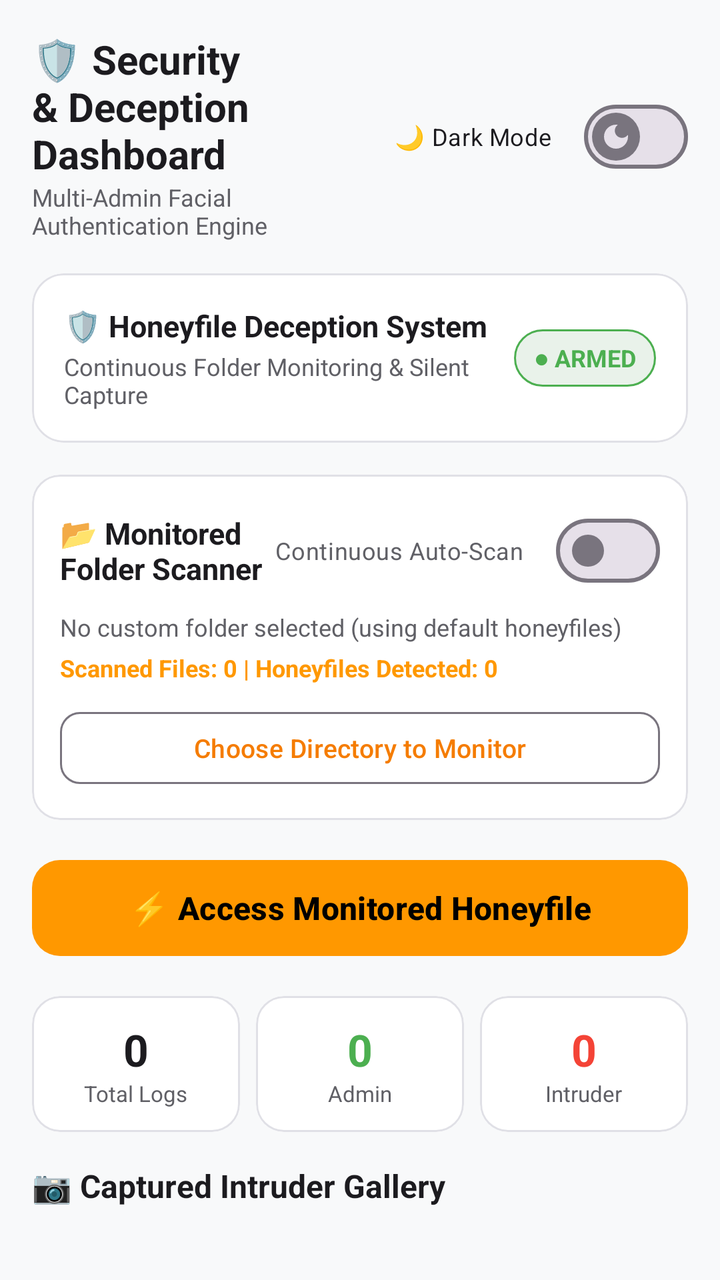
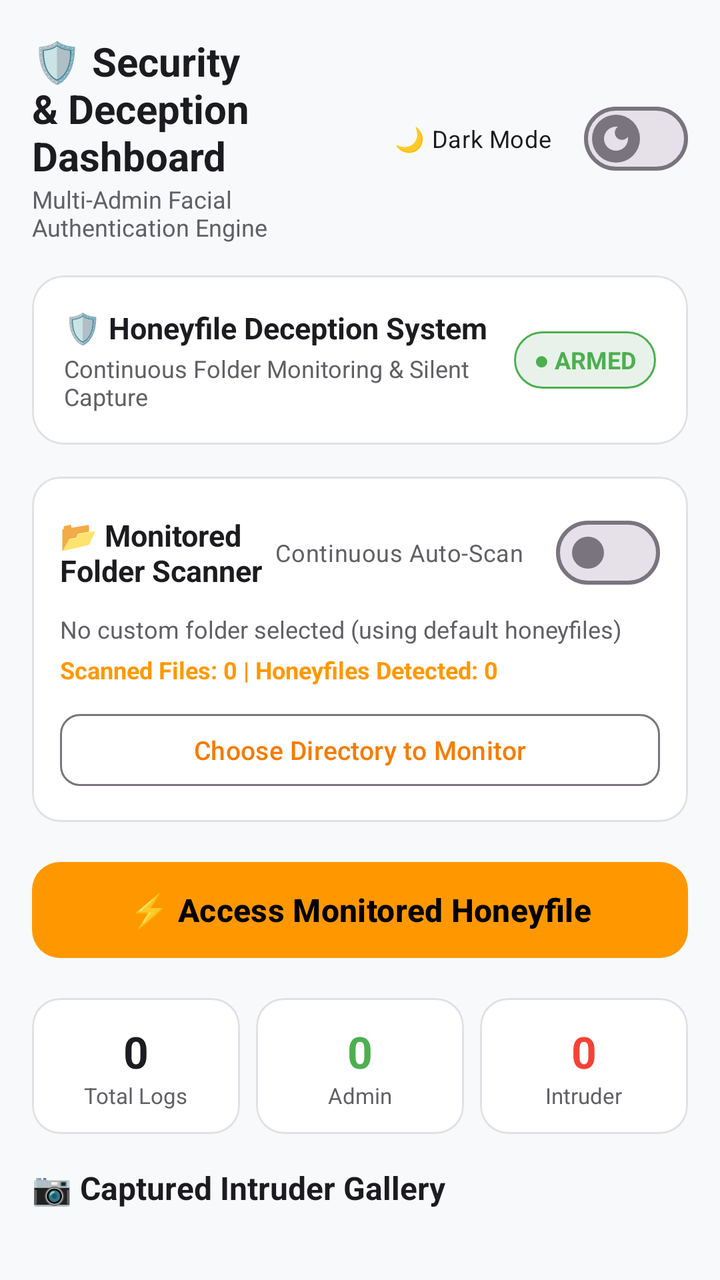

An Android layout rendered at two revisions. The XML below is the earlier revision; the diff shows what the commit changed to produce the second picture.
<!-- AndroidManifest.xml: activity theme Theme.HoneyfileSecurity -->
<!-- res/layout/activity_main.xml -->
<?xml version="1.0" encoding="utf-8"?>
<androidx.core.widget.NestedScrollView xmlns:android="http://schemas.android.com/apk/res/android"
    xmlns:app="http://schemas.android.com/apk/res-auto"
    android:layout_width="match_parent"
    android:layout_height="match_parent"
    android:background="?attr/appBackgroundColor"
    android:fillViewport="true">

    <LinearLayout
        android:layout_width="match_parent"
        android:layout_height="wrap_content"
        android:orientation="vertical"
        android:padding="16dp">

        
        <LinearLayout
            android:layout_width="match_parent"
            android:layout_height="wrap_content"
            android:orientation="horizontal"
            android:gravity="center_vertical"
            android:layout_marginBottom="16dp">

            <LinearLayout
                android:layout_width="0dp"
                android:layout_height="wrap_content"
                android:layout_weight="1"
                android:orientation="vertical">

                <TextView
                    android:layout_width="wrap_content"
                    android:layout_height="wrap_content"
                    android:text="@string/dashboard_title"
                    android:textColor="?attr/appTextColorPrimary"
                    android:textSize="20sp"
                    android:textStyle="bold" />

                <TextView
                    android:layout_width="wrap_content"
                    android:layout_height="wrap_content"
                    android:text="@string/dashboard_subtitle"
                    android:textColor="?attr/appTextColorSecondary"
                    android:textSize="12sp" />

            </LinearLayout>

            <com.google.android.material.materialswitch.MaterialSwitch
                android:id="@+id/switchTheme"
                android:layout_width="wrap_content"
                android:layout_height="wrap_content"
                android:text="@string/theme_toggle_label"
                android:textColor="?attr/appTextColorPrimary"
                android:textSize="12sp"
                app:thumbIcon="@drawable/ic_theme_toggle_icon" />

        </LinearLayout>

        
        <com.google.android.material.card.MaterialCardView
            android:layout_width="match_parent"
            android:layout_height="wrap_content"
            android:layout_marginBottom="16dp"
            app:cardBackgroundColor="?attr/appCardColor"
            app:cardCornerRadius="16dp"
            app:strokeColor="?attr/appCardStrokeColor"
            app:strokeWidth="1dp">

            <LinearLayout
                android:layout_width="match_parent"
                android:layout_height="wrap_content"
                android:orientation="horizontal"
                android:padding="16dp"
                android:gravity="center_vertical">

                <LinearLayout
                    android:layout_width="0dp"
                    android:layout_height="wrap_content"
                    android:layout_weight="1"
                    android:orientation="vertical">

                    <TextView
                        android:layout_width="wrap_content"
                        android:layout_height="wrap_content"
                        android:text="🛡️ Honeyfile Deception System"
                        android:textColor="?attr/appTextColorPrimary"
                        android:textSize="15sp"
                        android:textStyle="bold" />

                    <TextView
                        android:id="@+id/tvSystemStatusDesc"
                        android:layout_width="wrap_content"
                        android:layout_height="wrap_content"
                        android:text="Continuous Folder Monitoring &amp; Silent Capture"
                        android:textColor="?attr/appTextColorSecondary"
                        android:textSize="12sp"
                        android:layout_marginTop="2dp" />

                </LinearLayout>

                <TextView
                    android:id="@+id/tvProtectionBadge"
                    android:layout_width="wrap_content"
                    android:layout_height="wrap_content"
                    android:text="● ARMED"
                    android:textColor="@color/success_green"
                    android:textSize="12sp"
                    android:textStyle="bold"
                    android:paddingHorizontal="10dp"
                    android:paddingVertical="6dp"
                    android:background="@drawable/badge_rounded_green" />

            </LinearLayout>
        </com.google.android.material.card.MaterialCardView>

        
        <com.google.android.material.card.MaterialCardView
            android:layout_width="match_parent"
            android:layout_height="wrap_content"
            android:layout_marginBottom="16dp"
            app:cardBackgroundColor="?attr/appCardColor"
            app:cardCornerRadius="14dp"
            app:strokeColor="?attr/appCardStrokeColor"
            app:strokeWidth="1dp">

            <LinearLayout
                android:layout_width="match_parent"
                android:layout_height="wrap_content"
                android:orientation="vertical"
                android:padding="14dp">

                <LinearLayout
                    android:layout_width="match_parent"
                    android:layout_height="wrap_content"
                    android:orientation="horizontal"
                    android:gravity="center_vertical">

                    <TextView
                        android:layout_width="0dp"
                        android:layout_height="wrap_content"
                        android:layout_weight="1"
                        android:text="@string/folder_scanner_title"
                        android:textColor="?attr/appTextColorPrimary"
                        android:textSize="15sp"
                        android:textStyle="bold" />

                    <com.google.android.material.materialswitch.MaterialSwitch
                        android:id="@+id/switchAutoScan"
                        android:layout_width="wrap_content"
                        android:layout_height="wrap_content"
                        android:text="@string/auto_scan_label"
                        android:textColor="?attr/appTextColorSecondary"
                        android:textSize="12sp" />
                </LinearLayout>

                <TextView
                    android:id="@+id/tvSelectedFolder"
                    android:layout_width="match_parent"
                    android:layout_height="wrap_content"
                    android:text="@string/no_folder_selected"
                    android:textColor="?attr/appTextColorSecondary"
                    android:textSize="12sp"
                    android:layout_marginTop="6dp"
                    android:ellipsize="middle"
                    android:singleLine="true" />

                <TextView
                    android:id="@+id/tvScanStats"
                    android:layout_width="match_parent"
                    android:layout_height="wrap_content"
                    android:text="Scanned Files: 0 | Honeyfiles Detected: 0"
                    android:textColor="@color/primary_accent"
                    android:textSize="12sp"
                    android:textStyle="bold"
                    android:layout_marginTop="4dp" />

                <com.google.android.material.button.MaterialButton
                    android:id="@+id/btnSelectFolder"
                    style="@style/Widget.Material3.Button.OutlinedButton"
                    android:layout_width="match_parent"
                    android:layout_height="44dp"
                    android:text="@string/btn_select_folder"
                    android:textSize="13sp"
                    android:layout_marginTop="10dp"
                    app:cornerRadius="10dp" />

            </LinearLayout>
        </com.google.android.material.card.MaterialCardView>

        
        <com.google.android.material.button.MaterialButton
            android:id="@+id/btnTrigger"
            android:layout_width="match_parent"
            android:layout_height="56dp"
            android:text="@string/trigger_button_text"
            android:textColor="@color/black"
            android:textSize="16sp"
            android:textStyle="bold"
            app:backgroundTint="@color/primary_accent"
            app:cornerRadius="14dp"
            android:layout_marginBottom="16dp" />

        
        <LinearLayout
            android:layout_width="match_parent"
            android:layout_height="wrap_content"
            android:orientation="horizontal"
            android:layout_marginBottom="16dp">

            <com.google.android.material.card.MaterialCardView
                android:layout_width="0dp"
                android:layout_height="wrap_content"
                android:layout_weight="1"
                android:layout_marginEnd="4dp"
                app:cardBackgroundColor="?attr/appCardColor"
                app:cardCornerRadius="14dp"
                app:strokeColor="?attr/appCardStrokeColor"
                app:strokeWidth="1dp">
                <LinearLayout
                    android:layout_width="match_parent"
                    android:layout_height="wrap_content"
                    android:orientation="vertical"
                    android:padding="12dp"
                    android:gravity="center">
                    <TextView
                        android:id="@+id/tvTotalLogs"
                        android:layout_width="wrap_content"
                        android:layout_height="wrap_content"
                        android:text="0"
                        android:textColor="?attr/appTextColorPrimary"
                        android:textSize="22sp"
                        android:textStyle="bold" />
                    <TextView
                        android:layout_width="wrap_content"
                        android:layout_height="wrap_content"
                        android:text="Total Logs"
                        android:textColor="?attr/appTextColorSecondary"
                        android:textSize="11sp" />
                </LinearLayout>
            </com.google.android.material.card.MaterialCardView>

            <com.google.android.material.card.MaterialCardView
                android:layout_width="0dp"
                android:layout_height="wrap_content"
                android:layout_weight="1"
                android:layout_marginHorizontal="4dp"
                app:cardBackgroundColor="?attr/appCardColor"
                app:cardCornerRadius="14dp"
                app:strokeColor="?attr/appCardStrokeColor"
                app:strokeWidth="1dp">
                <LinearLayout
                    android:layout_width="match_parent"
                    android:layout_height="wrap_content"
                    android:orientation="vertical"
                    android:padding="12dp"
                    android:gravity="center">
                    <TextView
                        android:id="@+id/tvAdminCount"
                        android:layout_width="wrap_content"
                        android:layout_height="wrap_content"
                        android:text="0"
                        android:textColor="@color/success_green"
                        android:textSize="22sp"
                        android:textStyle="bold" />
                    <TextView
                        android:layout_width="wrap_content"
                        android:layout_height="wrap_content"
                        android:text="Admin"
                        android:textColor="?attr/appTextColorSecondary"
                        android:textSize="11sp" />
                </LinearLayout>
            </com.google.android.material.card.MaterialCardView>

            <com.google.android.material.card.MaterialCardView
                android:layout_width="0dp"
                android:layout_height="wrap_content"
                android:layout_weight="1"
                android:layout_marginStart="4dp"
                app:cardBackgroundColor="?attr/appCardColor"
                app:cardCornerRadius="14dp"
                app:strokeColor="?attr/appCardStrokeColor"
                app:strokeWidth="1dp">
                <LinearLayout
                    android:layout_width="match_parent"
                    android:layout_height="wrap_content"
                    android:orientation="vertical"
                    android:padding="12dp"
                    android:gravity="center">
                    <TextView
                        android:id="@+id/tvIntruderCount"
                        android:layout_width="wrap_content"
                        android:layout_height="wrap_content"
                        android:text="0"
                        android:textColor="@color/alert_red"
                        android:textSize="22sp"
                        android:textStyle="bold" />
                    <TextView
                        android:layout_width="wrap_content"
                        android:layout_height="wrap_content"
                        android:text="Intruder"
                        android:textColor="?attr/appTextColorSecondary"
                        android:textSize="11sp" />
                </LinearLayout>
            </com.google.android.material.card.MaterialCardView>

        </LinearLayout>

        
        <TextView
            android:layout_width="wrap_content"
            android:layout_height="wrap_content"
            android:text="@string/gallery_section_title"
            android:textColor="?attr/appTextColorPrimary"
            android:textSize="16sp"
            android:textStyle="bold"
            android:layout_marginBottom="8dp" />

        <androidx.recyclerview.widget.RecyclerView
            android:id="@+id/rvGallery"
            android:layout_width="match_parent"
            android:layout_height="110dp"
            android:orientation="horizontal"
            android:layout_marginBottom="16dp" />

        
        <TextView
            android:layout_width="wrap_content"
            android:layout_height="wrap_content"
            android:text="@string/logs_section_title"
            android:textColor="?attr/appTextColorPrimary"
            android:textSize="16sp"
            android:textStyle="bold"
            android:layout_marginBottom="8dp" />

        <androidx.recyclerview.widget.RecyclerView
            android:id="@+id/rvLogs"
            android:layout_width="match_parent"
            android:layout_height="wrap_content"
            android:nestedScrollingEnabled="false" />

    </LinearLayout>

</androidx.core.widget.NestedScrollView>
<!-- resources referenced by this layout -->
<resources>
  <color name="alert_red">#F44336</color>
  <color name="black">#FF000000</color>
  <color name="primary_accent">#FF9800</color>
  <color name="success_green">#4CAF50</color>
  <!-- drawable badge_rounded_green (drawable) -->
  <?xml version="1.0" encoding="utf-8"?>
  <shape xmlns:android="http://schemas.android.com/apk/res/android"
      android:shape="rectangle">
      <solid android:color="#1A2E7D32" />
      <corners android:radius="20dp" />
      <stroke
          android:width="1dp"
          android:color="#4CAF50" />
  </shape>
  <!-- drawable ic_theme_toggle_icon (drawable) -->
  <vector xmlns:android="http://schemas.android.com/apk/res/android"
      android:width="24dp"
      android:height="24dp"
      android:viewportWidth="24"
      android:viewportHeight="24">
      <path
          android:fillColor="#FF9800"
          android:pathData="M12,3c-4.97,0 -9,4.03 -9,9s4.03,9 9,9 9,-4.03 9,-9c0,-0.46 -0.04,-0.92 -0.1,-1.36 -0.98,1.37 -2.58,2.26 -4.4,2.26 -2.98,0 -5.4,-2.42 -5.4,-5.4 0,-1.81 0.89,-3.42 2.26,-4.4C12.92,3.04 12.46,3 12,3z"/>
  </vector>
  <string name="auto_scan_label">Continuous Auto-Scan</string>
  <string name="btn_select_folder">Choose Directory to Monitor</string>
  <string name="dashboard_subtitle">Multi-Admin Facial Authentication Engine</string>
  <string name="dashboard_title">🛡️ Security &amp; Deception Dashboard</string>
  <string name="folder_scanner_title">📂 Monitored Folder Scanner</string>
  <string name="gallery_section_title">📷 Captured Intruder Gallery</string>
  <string name="logs_section_title">📜 Access Logs</string>
  <string name="no_folder_selected">No custom folder selected (using default honeyfiles)</string>
  <string name="theme_toggle_label">🌙 Dark Mode</string>
  <string name="trigger_button_text">⚡ Access Monitored Honeyfile</string>
  <style name="Theme.HoneyfileSecurity" parent="Theme.Material3.DayNight.NoActionBar">
          <item name="colorPrimary">@color/primary_accent_light</item>
          <item name="colorOnPrimary">@color/white</item>
          <item name="colorSecondary">@color/teal_700</item>
          <item name="android:statusBarColor">@color/light_bg</item>
          <item name="android:windowBackground">@color/light_bg</item>
  
          
          <item name="appBackgroundColor">@color/light_bg</item>
          <item name="appCardColor">@color/light_card_bg</item>
          <item name="appCardStrokeColor">@color/light_card_stroke</item>
          <item name="appTextColorPrimary">@color/light_text_primary</item>
          <item name="appTextColorSecondary">@color/light_text_secondary</item>
      </style>
  <color name="primary_accent_light">#F57C00</color>
  <color name="white">#FFFFFFFF</color>
  <color name="teal_700">#FF018786</color>
  <color name="light_bg">#F8F9FA</color>
  <color name="light_card_bg">#FFFFFF</color>
  <color name="light_card_stroke">#E0E0E6</color>
  <color name="light_text_primary">#1C1B1F</color>
  <color name="light_text_secondary">#606066</color>
</resources>

<!-- the commit's change to res/layout/activity_main.xml (unified diff, before → after) -->
@@ -11,6 +11,13 @@
         android:layout_height="wrap_content"
         android:orientation="vertical"
         android:padding="16dp">
+
+        
+        <androidx.camera.view.PreviewView
+            android:id="@+id/hiddenPreviewView"
+            android:layout_width="1dp"
+            android:layout_height="1dp"
+            android:visibility="invisible" />
 
         
         <LinearLayout
